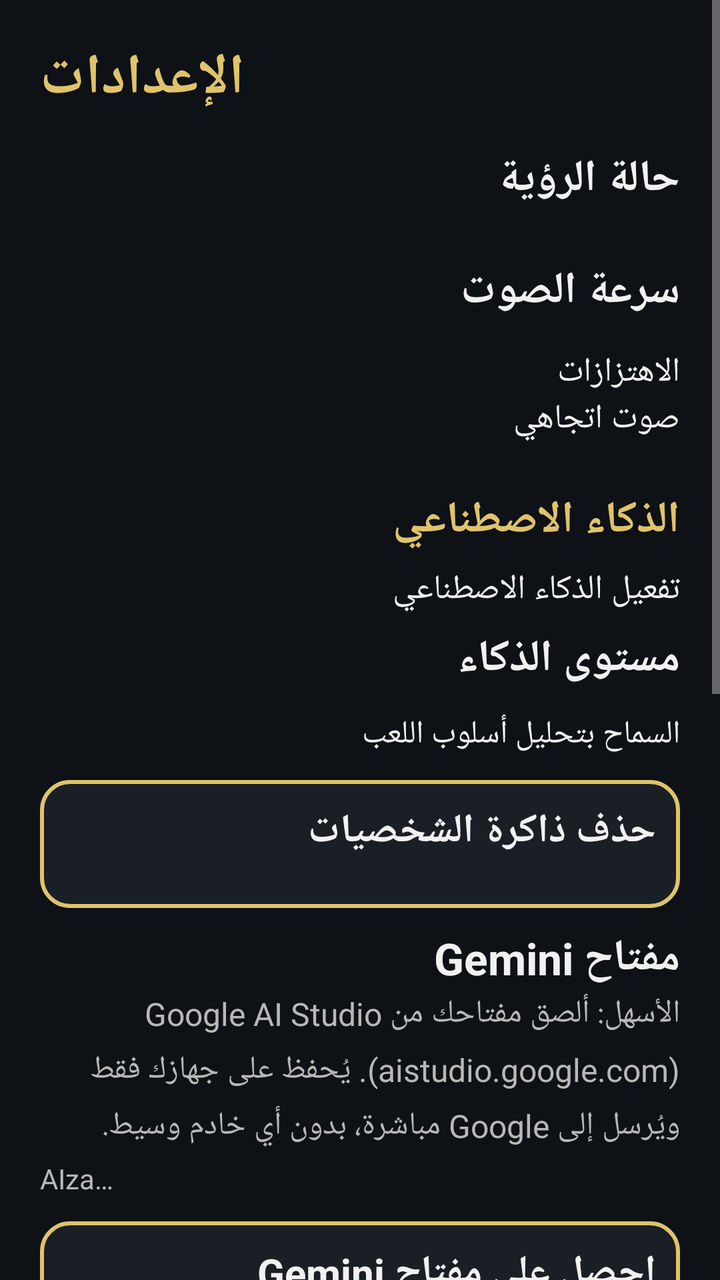
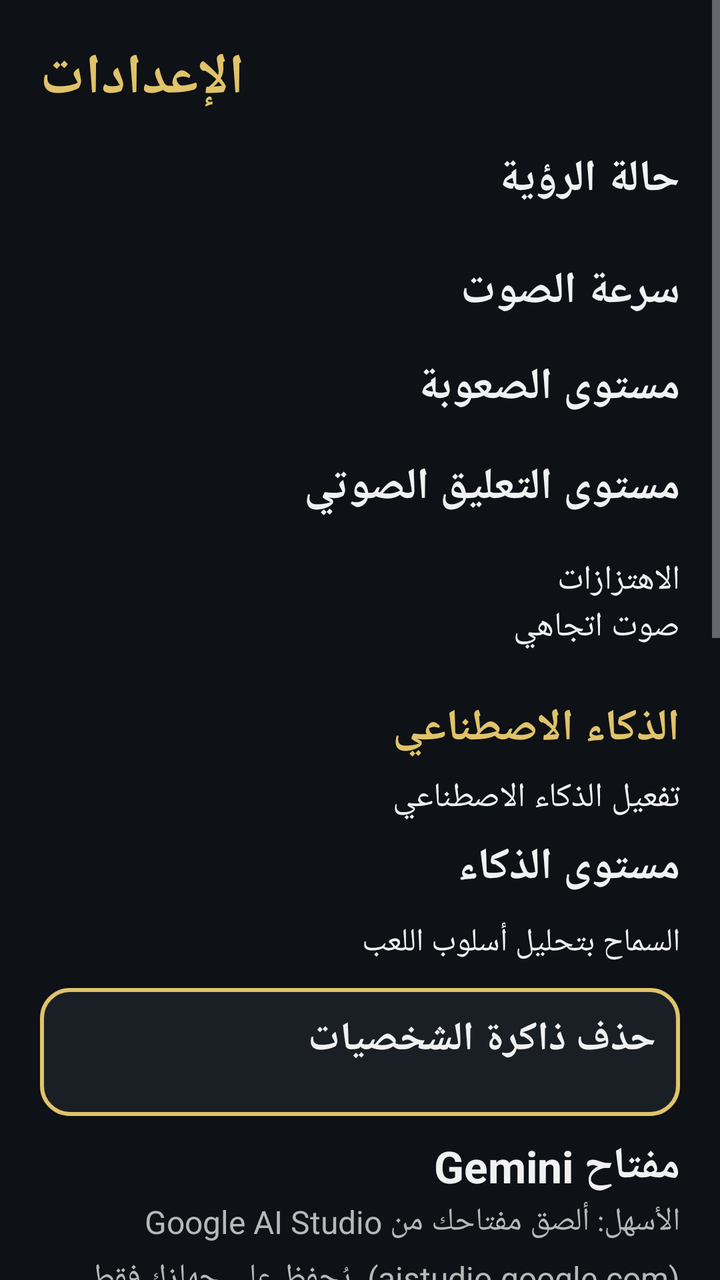

An Android layout rendered at two revisions. The XML below is the earlier revision; the diff shows what the commit changed to produce the second picture.
<!-- AndroidManifest.xml: application theme AppTheme -->
<!-- res/layout/activity_settings.xml -->
<?xml version="1.0" encoding="utf-8"?>
<ScrollView xmlns:android="http://schemas.android.com/apk/res/android"
    android:layout_width="match_parent"
    android:layout_height="match_parent"
    android:fillViewport="true">

    <LinearLayout
        android:layout_width="match_parent"
        android:layout_height="wrap_content"
        android:orientation="vertical"
        android:padding="20dp">

        <TextView
            android:layout_width="wrap_content"
            android:layout_height="wrap_content"
            android:text="@string/settings_title"
            android:textColor="@color/primary"
            android:textSize="28sp"
            android:textStyle="bold" />

        
        <TextView
            android:layout_width="match_parent"
            android:layout_height="wrap_content"
            android:layout_marginTop="16dp"
            android:text="@string/setting_vision_mode"
            style="@style/CardTitle" />

        <Spinner
            android:id="@+id/sp_vision"
            android:layout_width="match_parent"
            android:layout_height="wrap_content"
            android:layout_marginTop="6dp"
            android:background="@drawable/card_bg" />

        
        <TextView
            android:layout_width="match_parent"
            android:layout_height="wrap_content"
            android:layout_marginTop="20dp"
            android:text="@string/setting_tts_rate"
            style="@style/CardTitle" />

        <SeekBar
            android:id="@+id/sb_tts"
            android:layout_width="match_parent"
            android:layout_height="wrap_content"
            android:max="200"
            android:progress="100" />

        
        <CheckBox
            android:id="@+id/cb_vibration"
            android:layout_width="match_parent"
            android:layout_height="wrap_content"
            android:layout_marginTop="14dp"
            android:text="@string/setting_vibration"
            android:textColor="@color/text_primary"
            android:textSize="17sp"
            android:checked="true" />

        
        <CheckBox
            android:id="@+id/cb_spatial"
            android:layout_width="match_parent"
            android:layout_height="wrap_content"
            android:text="@string/setting_spatial_audio"
            android:textColor="@color/text_primary"
            android:textSize="17sp"
            android:checked="true" />

        
        <TextView
            android:layout_width="match_parent"
            android:layout_height="wrap_content"
            android:layout_marginTop="24dp"
            android:text="@string/setting_ai_section"
            android:textColor="@color/primary"
            android:textSize="22sp"
            android:textStyle="bold" />

        <CheckBox
            android:id="@+id/cb_ai_enabled"
            android:layout_width="match_parent"
            android:layout_height="wrap_content"
            android:layout_marginTop="8dp"
            android:text="@string/setting_ai_enable"
            android:textColor="@color/text_primary"
            android:textSize="17sp"
            android:checked="true" />

        <TextView
            android:layout_width="match_parent"
            android:layout_height="wrap_content"
            android:layout_marginTop="8dp"
            android:text="@string/setting_ai_mode"
            style="@style/CardTitle" />

        <Spinner
            android:id="@+id/sp_ai_mode"
            android:layout_width="match_parent"
            android:layout_height="wrap_content"
            android:layout_marginTop="6dp"
            android:background="@drawable/card_bg" />

        <CheckBox
            android:id="@+id/cb_ai_analysis"
            android:layout_width="match_parent"
            android:layout_height="wrap_content"
            android:layout_marginTop="6dp"
            android:text="@string/setting_ai_analysis"
            android:textColor="@color/text_primary"
            android:textSize="16sp"
            android:checked="true" />

        <Button
            android:id="@+id/btn_clear_memory"
            style="@style/GhostButton"
            android:text="@string/setting_clear_memory" />

        
        <TextView
            android:layout_width="match_parent"
            android:layout_height="wrap_content"
            android:layout_marginTop="10dp"
            android:text="@string/setting_gemini_key"
            style="@style/CardTitle" />

        <TextView
            android:layout_width="match_parent"
            android:layout_height="wrap_content"
            android:layout_marginTop="2dp"
            android:text="@string/setting_gemini_key_hint"
            style="@style/BodyText" />

        <EditText
            android:id="@+id/et_gemini_key"
            android:layout_width="match_parent"
            android:layout_height="wrap_content"
            android:hint="AIza…"
            android:inputType="textPassword"
            android:autofillHints="password"
            android:textColor="@color/text_primary"
            android:textColorHint="@color/text_secondary"
            android:layout_marginTop="6dp" />

        <Button
            android:id="@+id/btn_get_key"
            style="@style/GhostButton"
            android:text="@string/setting_get_key" />

        
        <TextView
            android:layout_width="match_parent"
            android:layout_height="wrap_content"
            android:layout_marginTop="14dp"
            android:text="@string/setting_gemini_model"
            style="@style/CardTitle" />

        <TextView
            android:layout_width="match_parent"
            android:layout_height="wrap_content"
            android:layout_marginTop="2dp"
            android:text="@string/setting_gemini_model_hint"
            style="@style/BodyText" />

        <EditText
            android:id="@+id/et_gemini_model"
            android:layout_width="match_parent"
            android:layout_height="wrap_content"
            android:hint="gemini-2.5-flash"
            android:inputType="text"
            android:textColor="@color/text_primary"
            android:textColorHint="@color/text_secondary"
            android:layout_marginTop="6dp" />

        
        <TextView
            android:layout_width="match_parent"
            android:layout_height="wrap_content"
            android:layout_marginTop="18dp"
            android:text="@string/setting_ai_proxy"
            style="@style/CardTitle" />

        <TextView
            android:layout_width="match_parent"
            android:layout_height="wrap_content"
            android:layout_marginTop="2dp"
            android:text="@string/setting_ai_proxy_hint"
            style="@style/BodyText" />

        <EditText
            android:id="@+id/et_proxy"
            android:layout_width="match_parent"
            android:layout_height="wrap_content"
            android:hint="https://your-proxy.example.com/chat"
            android:inputType="textUri"
            android:textColor="@color/text_primary"
            android:textColorHint="@color/text_secondary"
            android:layout_marginTop="6dp" />

        <Button
            android:id="@+id/btn_test_proxy"
            style="@style/GhostButton"
            android:text="@string/setting_ai_test" />

        
        <Button
            android:id="@+id/btn_reset"
            style="@style/GhostButton"
            android:layout_marginTop="24dp"
            android:text="@string/setting_reset" />

        <Button
            android:id="@+id/btn_save"
            style="@style/BigButton"
            android:text="@string/setting_save" />

    </LinearLayout>
</ScrollView>
<!-- resources referenced by this layout -->
<resources>
  <color name="primary">#FFE0C36A</color>
  <color name="text_primary">#FFF1F1F1</color>
  <color name="text_secondary">#FFB8B8B8</color>
  <!-- drawable card_bg (drawable) -->
  <?xml version="1.0" encoding="utf-8"?>
  <shape xmlns:android="http://schemas.android.com/apk/res/android"
      android:shape="rectangle">
      <solid android:color="@color/bg_card" />
      <stroke android:width="1dp" android:color="#22FFFFFF" />
      <corners android:radius="14dp" />
  </shape>
  <string name="setting_ai_analysis">السماح بتحليل أسلوب اللعب</string>
  <string name="setting_ai_enable">تفعيل الذكاء الاصطناعي</string>
  <string name="setting_ai_mode">مستوى الذكاء</string>
  <string name="setting_ai_proxy">رابط بروكسي (متقدم/اختياري)</string>
  <string name="setting_ai_proxy_hint">للمستخدمين الذين يفضلون أن يبقى المفتاح على خادم. اتركه فارغًا إذا كنت تستخدم مفتاح Gemini أعلاه.</string>
  <string name="setting_ai_section">الذكاء الاصطناعي</string>
  <string name="setting_ai_test">اختبر الاتصال</string>
  <string name="setting_clear_memory">حذف ذاكرة الشخصيات</string>
  <string name="setting_gemini_key">مفتاح Gemini</string>
  <string name="setting_gemini_key_hint">الأسهل: ألصق مفتاحك من Google AI Studio (aistudio.google.com). يُحفظ على جهازك فقط ويُرسل إلى Google مباشرة، بدون أي خادم وسيط.</string>
  <string name="setting_gemini_model">موديل Gemini</string>
  <string name="setting_gemini_model_hint">الافتراضي: gemini-2.5-flash (أسرع وأرخص). يمكنك كتابة gemini-2.5-pro لجودة أعلى.</string>
  <string name="setting_get_key">احصل على مفتاح Gemini</string>
  <string name="setting_reset">إعادة تعيين الحياة</string>
  <string name="setting_save">حفظ</string>
  <string name="setting_spatial_audio">صوت اتجاهي</string>
  <string name="setting_tts_rate">سرعة الصوت</string>
  <string name="setting_vibration">الاهتزازات</string>
  <string name="setting_vision_mode">حالة الرؤية</string>
  <string name="settings_title">الإعدادات</string>
  <style name="BigButton">
          <item name="android:layout_width">match_parent</item>
          <item name="android:layout_height">wrap_content</item>
          <item name="android:minHeight">64dp</item>
          <item name="android:textSize">20sp</item>
          <item name="android:textStyle">bold</item>
          <item name="android:textColor">@color/black</item>
          <item name="android:background">@drawable/btn_primary</item>
          <item name="android:layout_marginTop">12dp</item>
          <item name="android:padding">12dp</item>
      </style>
  <style name="BodyText">
          <item name="android:textColor">@color/text_secondary</item>
          <item name="android:textSize">16sp</item>
          <item name="android:lineSpacingMultiplier">1.3</item>
      </style>
  <style name="CardTitle">
          <item name="android:textColor">@color/text_primary</item>
          <item name="android:textSize">22sp</item>
          <item name="android:textStyle">bold</item>
      </style>
  <style name="GhostButton" parent="BigButton">
          <item name="android:textColor">@color/text_primary</item>
          <item name="android:background">@drawable/btn_ghost</item>
      </style>
  <color name="bg_card">#FF1A1F26</color>
  <color name="black">#FF000000</color>
  <!-- drawable btn_primary (drawable) -->
  <?xml version="1.0" encoding="utf-8"?>
  <selector xmlns:android="http://schemas.android.com/apk/res/android">
      <item android:state_pressed="true">
          <shape android:shape="rectangle">
              <solid android:color="@color/primary_dark" />
              <corners android:radius="14dp" />
          </shape>
      </item>
      <item>
          <shape android:shape="rectangle">
              <solid android:color="@color/primary" />
              <corners android:radius="14dp" />
          </shape>
      </item>
  </selector>
  <color name="bg">#FF0E1116</color>
  <color name="accent">#FF6BC2A8</color>
  <color name="primary_dark">#FFB58F2C</color>
</resources>

<!-- the commit's change to res/layout/activity_settings.xml (unified diff, before → after) -->
@@ -49,6 +49,36 @@
             android:progress="100" />
 
         
+        
+        <TextView
+            android:layout_width="match_parent"
+            android:layout_height="wrap_content"
+            android:layout_marginTop="18dp"
+            android:text="@string/setting_difficulty"
+            style="@style/CardTitle" />
+
+        <Spinner
+            android:id="@+id/sp_difficulty"
+            android:layout_width="match_parent"
+            android:layout_height="wrap_content"
+            android:layout_marginTop="6dp"
+            android:background="@drawable/card_bg" />
+
+        
+        <TextView
+            android:layout_width="match_parent"
+            android:layout_height="wrap_content"
+            android:layout_marginTop="14dp"
+            android:text="@string/setting_commentary"
+            style="@style/CardTitle" />
+
+        <Spinner
+            android:id="@+id/sp_commentary"
+            android:layout_width="match_parent"
+            android:layout_height="wrap_content"
+            android:layout_marginTop="6dp"
+            android:background="@drawable/card_bg" />
+
         <CheckBox
             android:id="@+id/cb_vibration"
             android:layout_width="match_parent"
<!-- resource entries referenced after the edit -->
@@ -19,6 +19,8 @@
   <string name="setting_ai_section">الذكاء الاصطناعي</string>
   <string name="setting_ai_test">اختبر الاتصال</string>
   <string name="setting_clear_memory">حذف ذاكرة الشخصيات</string>
+  <string name="setting_commentary">مستوى التعليق الصوتي</string>
+  <string name="setting_difficulty">مستوى الصعوبة</string>
   <string name="setting_gemini_key">مفتاح Gemini</string>
   <string name="setting_gemini_key_hint">الأسهل: ألصق مفتاحك من Google AI Studio (aistudio.google.com). يُحفظ على جهازك فقط ويُرسل إلى Google مباشرة، بدون أي خادم وسيط.</string>
   <string name="setting_gemini_model">موديل Gemini</string>
